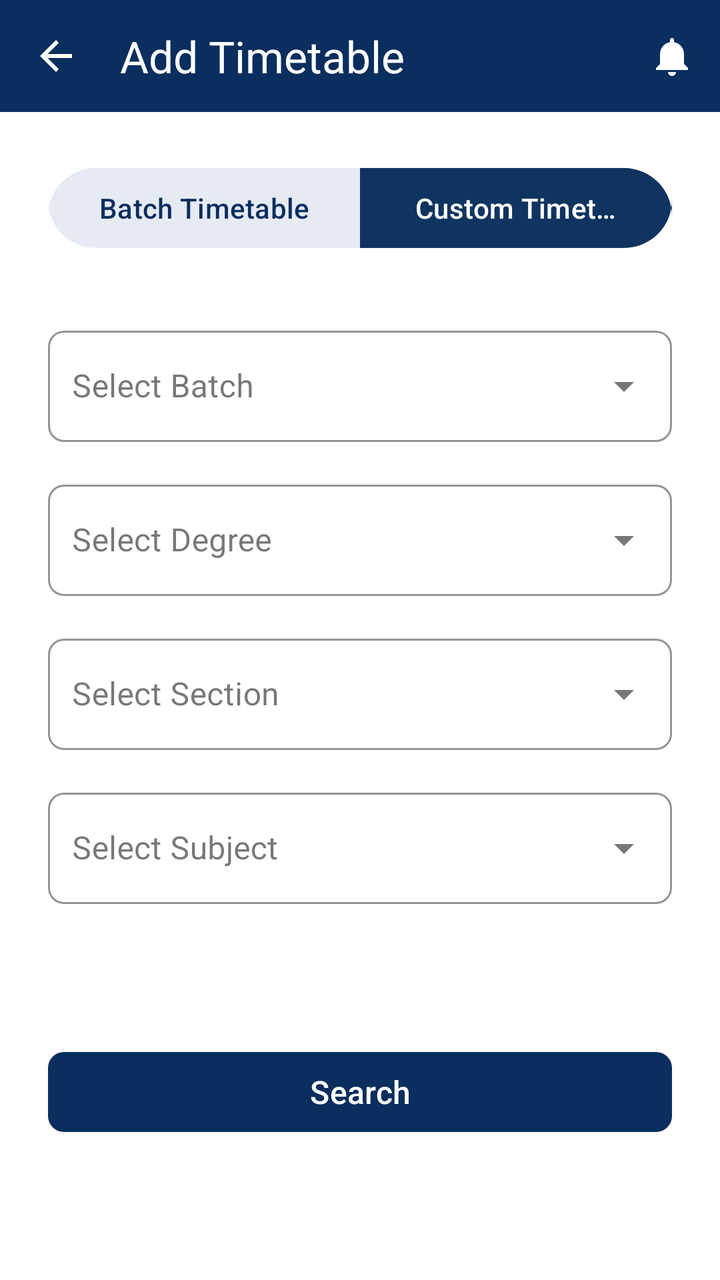
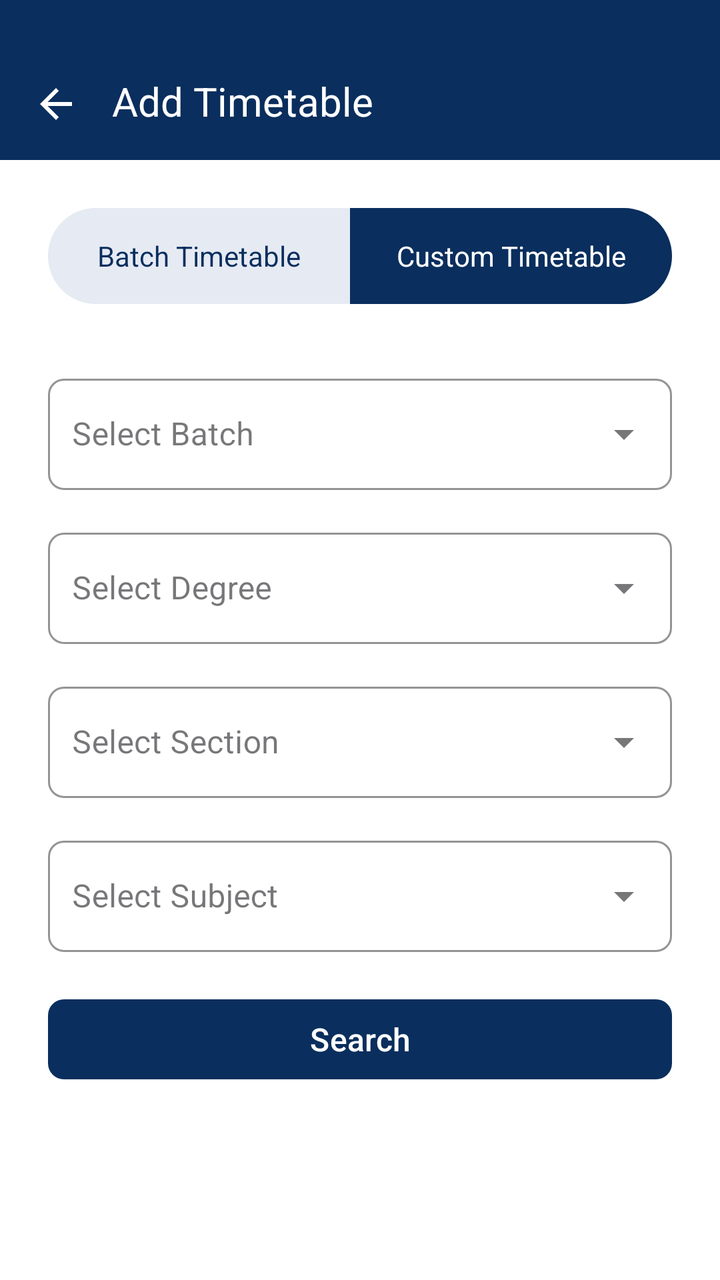

Two renders of the same Android screen: before a commit and after it. Below are the layout's source before the change and the commit's diff.
<!-- AndroidManifest.xml: application theme Theme.FASTable -->
<!-- res/layout/activity_custom_timetable.xml -->
<?xml version="1.0" encoding="utf-8"?>
<androidx.constraintlayout.widget.ConstraintLayout
    xmlns:android="http://schemas.android.com/apk/res/android"
    xmlns:app="http://schemas.android.com/apk/res-auto"
    xmlns:tools="http://schemas.android.com/tools"
    android:layout_width="match_parent"
    android:layout_height="match_parent"
    android:background="#FFFFFF"
    tools:context=".CustomTimetable">

    
    <androidx.appcompat.widget.Toolbar
        android:id="@+id/toolbar"
        android:layout_width="0dp"
        android:layout_height="56dp"
        android:background="#0A2E5D"
        app:title="@string/add_timetable"
        app:titleTextColor="@android:color/white"
        app:navigationIcon="@drawable/ic_arrow_back"
        app:menu="@menu/top_app_bar_menu"
        app:layout_constraintTop_toTopOf="parent"
        app:layout_constraintStart_toStartOf="parent"
        app:layout_constraintEnd_toEndOf="parent" />

    
    <com.google.android.material.button.MaterialButtonToggleGroup
        android:id="@+id/toggleGroup"
        android:layout_width="0dp"
        android:layout_height="48dp"
        android:layout_marginTop="24dp"
        android:layout_marginHorizontal="24dp"
        app:layout_constraintTop_toBottomOf="@id/toolbar"
        app:layout_constraintStart_toStartOf="parent"
        app:layout_constraintEnd_toEndOf="parent"
        app:singleSelection="true">

        <com.google.android.material.button.MaterialButton
            android:id="@+id/btnBatchTimetable"
            android:layout_width="0dp"
            android:layout_height="match_parent"
            android:layout_weight="1"
            android:text="@string/batch_timetable"
            android:textSize="14sp"
            android:checkable="true"
            app:cornerRadius="24dp"
            app:backgroundTint="@drawable/toggle_button_selector"
            android:textColor="@drawable/toggle_text_selector"
            app:strokeColor="#E6EAF3"
            app:strokeWidth="0dp" />

        <com.google.android.material.button.MaterialButton
            android:id="@+id/btnCustomTimetable"
            android:layout_width="0dp"
            android:layout_height="match_parent"
            android:layout_weight="1"
            android:text="@string/custom_timetable"
            android:textSize="14sp"
            android:checkable="true"
            app:cornerRadius="24dp"
            app:backgroundTint="@color/navy"
            android:textColor="@color/white"
            app:strokeColor="#E6EAF3"
            app:strokeWidth="0dp" />

    </com.google.android.material.button.MaterialButtonToggleGroup>

    
    <com.google.android.material.textfield.TextInputLayout
        android:id="@+id/dropdownBatch"
        style="@style/Widget.MaterialComponents.TextInputLayout.OutlinedBox.ExposedDropdownMenu"
        android:layout_width="0dp"
        android:layout_height="wrap_content"
        android:hint="@string/select_batch"
        android:layout_marginHorizontal="24dp"
        android:layout_marginTop="32dp"
        app:boxCornerRadiusTopStart="8dp"
        app:boxCornerRadiusTopEnd="8dp"
        app:boxCornerRadiusBottomStart="8dp"
        app:boxCornerRadiusBottomEnd="8dp"
        app:boxStrokeColor="#B0B0B0"
        app:layout_constraintTop_toBottomOf="@id/toggleGroup"
        app:layout_constraintStart_toStartOf="parent"
        app:layout_constraintEnd_toEndOf="parent">

        <AutoCompleteTextView
            android:id="@+id/autoBatch"
            android:layout_width="match_parent"
            android:layout_height="wrap_content"
            android:inputType="none"
            android:textColor="#000000"
            android:paddingStart="12dp"
            android:paddingEnd="12dp"
            android:drawablePadding="8dp"/>
    </com.google.android.material.textfield.TextInputLayout>

    
    <com.google.android.material.textfield.TextInputLayout
        android:id="@+id/dropdownDegree"
        style="@style/Widget.MaterialComponents.TextInputLayout.OutlinedBox.ExposedDropdownMenu"
        android:layout_width="0dp"
        android:layout_height="wrap_content"
        android:hint="@string/select_degree"
        android:layout_marginHorizontal="24dp"
        android:layout_marginTop="16dp"
        app:boxCornerRadiusTopStart="8dp"
        app:boxCornerRadiusTopEnd="8dp"
        app:boxCornerRadiusBottomStart="8dp"
        app:boxCornerRadiusBottomEnd="8dp"
        app:boxStrokeColor="#B0B0B0"
        app:layout_constraintTop_toBottomOf="@id/dropdownBatch"
        app:layout_constraintStart_toStartOf="parent"
        app:layout_constraintEnd_toEndOf="parent">

        <AutoCompleteTextView
            android:id="@+id/autoDegree"
            android:layout_width="match_parent"
            android:layout_height="wrap_content"
            android:inputType="none"
            android:textColor="#000000"
            android:paddingStart="12dp"
            android:paddingEnd="12dp"
            android:drawablePadding="8dp"/>
    </com.google.android.material.textfield.TextInputLayout>

    
    <com.google.android.material.textfield.TextInputLayout
        android:id="@+id/dropdownSection"
        style="@style/Widget.MaterialComponents.TextInputLayout.OutlinedBox.ExposedDropdownMenu"
        android:layout_width="0dp"
        android:layout_height="wrap_content"
        android:hint="@string/select_section"
        android:layout_marginHorizontal="24dp"
        android:layout_marginTop="16dp"
        app:boxCornerRadiusTopStart="8dp"
        app:boxCornerRadiusTopEnd="8dp"
        app:boxCornerRadiusBottomStart="8dp"
        app:boxCornerRadiusBottomEnd="8dp"
        app:boxStrokeColor="#B0B0B0"
        app:layout_constraintTop_toBottomOf="@id/dropdownDegree"
        app:layout_constraintStart_toStartOf="parent"
        app:layout_constraintEnd_toEndOf="parent">

        <AutoCompleteTextView
            android:id="@+id/autoSection"
            android:layout_width="match_parent"
            android:layout_height="wrap_content"
            android:inputType="none"
            android:textColor="#000000"
            android:paddingStart="12dp"
            android:paddingEnd="12dp"
            android:drawablePadding="8dp"/>
    </com.google.android.material.textfield.TextInputLayout>

    
    <com.google.android.material.textfield.TextInputLayout
        android:id="@+id/dropdownSubject"
        style="@style/Widget.MaterialComponents.TextInputLayout.OutlinedBox.ExposedDropdownMenu"
        android:layout_width="0dp"
        android:layout_height="wrap_content"
        android:hint="@string/select_subject"
        android:layout_marginHorizontal="24dp"
        android:layout_marginTop="16dp"
        app:boxCornerRadiusTopStart="8dp"
        app:boxCornerRadiusTopEnd="8dp"
        app:boxCornerRadiusBottomStart="8dp"
        app:boxCornerRadiusBottomEnd="8dp"
        app:boxStrokeColor="#B0B0B0"
        app:layout_constraintTop_toBottomOf="@id/dropdownSection"
        app:layout_constraintStart_toStartOf="parent"
        app:layout_constraintEnd_toEndOf="parent">

        <AutoCompleteTextView
            android:id="@+id/autoSubject"
            android:layout_width="match_parent"
            android:layout_height="wrap_content"
            android:inputType="none"
            android:textColor="#000000"
            android:paddingStart="12dp"
            android:paddingEnd="12dp"
            android:drawablePadding="8dp"/>
    </com.google.android.material.textfield.TextInputLayout>

    
    <com.google.android.material.button.MaterialButton
        android:id="@+id/btnSearch"
        android:layout_width="0dp"
        android:layout_height="48dp"
        android:text="@string/search"
        android:textColor="@android:color/white"
        android:textSize="16sp"
        android:layout_marginHorizontal="24dp"
        android:layout_marginTop="24dp"
        android:layout_marginBottom="24dp"
        app:cornerRadius="8dp"
        app:backgroundTint="#0A2E5D"
        app:layout_constraintTop_toBottomOf="@id/dropdownSubject"
        app:layout_constraintStart_toStartOf="parent"
        app:layout_constraintEnd_toEndOf="parent"
        app:layout_constraintBottom_toBottomOf="parent"/>
</androidx.constraintlayout.widget.ConstraintLayout>
<!-- resources referenced by this layout -->
<resources>
  <color name="navy">#0F3460</color>
  <color name="white">#FFFFFFFF</color>
  <!-- drawable ic_arrow_back (drawable) -->
  <vector xmlns:android="http://schemas.android.com/apk/res/android"
      android:width="24dp"
      android:height="24dp"
      android:viewportWidth="24"
      android:viewportHeight="24">
      <path
          android:fillColor="#FFFFFFFF"
          android:pathData="M20,11H7.83l5.59-5.59L12,4l-8,8 8,8 1.41-1.41L7.83,13H20v-2z" />
  </vector>
  <!-- drawable toggle_button_selector (drawable) -->
  <?xml version="1.0" encoding="utf-8"?>
  <selector xmlns:android="http://schemas.android.com/apk/res/android">
      <item android:color="#0A2E5D" android:state_checked="true"/>
      <item android:color="#E6EAF3"/>
  </selector>
  <!-- drawable toggle_text_selector (drawable) -->
  <?xml version="1.0" encoding="utf-8"?>
  <selector xmlns:android="http://schemas.android.com/apk/res/android">
      <item android:color="@android:color/white" android:state_checked="true"/>
      <item android:color="#0A2E5D"/>
  </selector>
  <string name="add_timetable">Add Timetable</string>
  <string name="batch_timetable">Batch Timetable</string>
  <string name="custom_timetable">Custom Timetable</string>
  <string name="search">Search</string>
  <string name="select_batch">Select Batch</string>
  <string name="select_degree">Select Degree</string>
  <string name="select_section">Select Section</string>
  <string name="select_subject">Select Subject</string>
  <style name="Theme.FASTable" parent="Base.Theme.FASTable" />
  <style name="Base.Theme.FASTable" parent="Theme.Material3.DayNight.NoActionBar">
          
          
      </style>
</resources>

<!-- the commit's change to res/layout/activity_custom_timetable.xml (unified diff, before → after) -->
@@ -9,60 +9,72 @@
     tools:context=".CustomTimetable">
 
     
-    <androidx.appcompat.widget.Toolbar
-        android:id="@+id/toolbar"
-        android:layout_width="0dp"
-        android:layout_height="56dp"
+    <View
+        android:id="@+id/topBar"
+        android:layout_width="match_parent"
+        android:layout_height="80dp"
         android:background="#0A2E5D"
-        app:title="@string/add_timetable"
-        app:titleTextColor="@android:color/white"
-        app:navigationIcon="@drawable/ic_arrow_back"
-        app:menu="@menu/top_app_bar_menu"
-        app:layout_constraintTop_toTopOf="parent"
-        app:layout_constraintStart_toStartOf="parent"
-        app:layout_constraintEnd_toEndOf="parent" />
-
-    
-    <com.google.android.material.button.MaterialButtonToggleGroup
-        android:id="@+id/toggleGroup"
-        android:layout_width="0dp"
+        app:layout_constraintTop_toTopOf="parent" />
+
+    <ImageView
+        android:id="@+id/ivBack"
+        android:layout_width="24dp"
+        android:layout_height="24dp"
+        android:layout_marginStart="16dp"
+        android:layout_marginBottom="16dp"
+        android:src="@drawable/ic_arrow_back"
+        app:layout_constraintBottom_toBottomOf="@id/topBar"
+        app:layout_constraintStart_toStartOf="parent" />
+
+    <TextView
+        android:id="@+id/tvTitle"
+        android:layout_width="wrap_content"
+        android:layout_height="wrap_content"
+        android:text="Add Timetable"
+        android:textColor="@android:color/white"
+        android:textSize="20sp"
+        android:layout_marginBottom="16dp"
+        app:layout_constraintBottom_toBottomOf="@id/topBar"
+        app:layout_constraintStart_toEndOf="@id/ivBack"
+        android:layout_marginStart="16dp"/>
+
+
+
+    
+    <LinearLayout
+        android:id="@+id/tabContainer"
+        android:layout_width="match_parent"
         android:layout_height="48dp"
         android:layout_marginTop="24dp"
         android:layout_marginHorizontal="24dp"
-        app:layout_constraintTop_toBottomOf="@id/toolbar"
-        app:layout_constraintStart_toStartOf="parent"
-        app:layout_constraintEnd_toEndOf="parent"
-        app:singleSelection="true">
-
-        <com.google.android.material.button.MaterialButton
-            android:id="@+id/btnBatchTimetable"
+        android:background="@drawable/toggle_background"
+        android:orientation="horizontal"
+        app:layout_constraintTop_toBottomOf="@id/topBar"
+        app:layout_constraintStart_toStartOf="parent"
+        app:layout_constraintEnd_toEndOf="parent">
+
+        <TextView
+            android:id="@+id/tvBatchTimetable"
             android:layout_width="0dp"
             android:layout_height="match_parent"
             android:layout_weight="1"
-            android:text="@string/batch_timetable"
+            android:gravity="center"
+            android:text="Batch Timetable"
+            android:textColor="#0A2E5D"
             android:textSize="14sp"
-            android:checkable="true"
-            app:cornerRadius="24dp"
-            app:backgroundTint="@drawable/toggle_button_selector"
-            android:textColor="@drawable/toggle_text_selector"
-            app:strokeColor="#E6EAF3"
-            app:strokeWidth="0dp" />
-
-        <com.google.android.material.button.MaterialButton
-            android:id="@+id/btnCustomTimetable"
-            android:layout_width="0dp"
+            android:background="@drawable/unselected_tab_left"/>
+
+        <TextView
+            android:id="@+id/tvCustomTimetable"
+            android:layout_width="10dp"
             android:layout_height="match_parent"
             android:layout_weight="1"
-            android:text="@string/custom_timetable"
+            android:gravity="center"
+            android:text="Custom Timetable"
+            android:textColor="#FFFFFF"
             android:textSize="14sp"
-            android:checkable="true"
-            app:cornerRadius="24dp"
-            app:backgroundTint="@color/navy"
-            android:textColor="@color/white"
-            app:strokeColor="#E6EAF3"
-            app:strokeWidth="0dp" />
-
-    </com.google.android.material.button.MaterialButtonToggleGroup>
+            android:background="@drawable/selected_tab_right"/>
+    </LinearLayout>
 
     
     <com.google.android.material.textfield.TextInputLayout
@@ -78,7 +90,7 @@
         app:boxCornerRadiusBottomStart="8dp"
         app:boxCornerRadiusBottomEnd="8dp"
         app:boxStrokeColor="#B0B0B0"
-        app:layout_constraintTop_toBottomOf="@id/toggleGroup"
+        app:layout_constraintTop_toBottomOf="@id/tabContainer"
         app:layout_constraintStart_toStartOf="parent"
         app:layout_constraintEnd_toEndOf="parent">
 
@@ -179,6 +191,9 @@
             android:paddingEnd="12dp"
             android:drawablePadding="8dp"/>
     </com.google.android.material.textfield.TextInputLayout>
+    ```
+
+
 
     
     <com.google.android.material.button.MaterialButton
@@ -193,7 +208,7 @@
         android:layout_marginBottom="24dp"
         app:cornerRadius="8dp"
         app:backgroundTint="#0A2E5D"
-        app:layout_constraintTop_toBottomOf="@id/dropdownSubject"
+        app:layout_constraintTop_toBottomOf="@id/dropdownSection"
         app:layout_constraintStart_toStartOf="parent"
         app:layout_constraintEnd_toEndOf="parent"
         app:layout_constraintBottom_toBottomOf="parent"/>
<!-- resource entries referenced after the edit -->
@@ -1,7 +1,5 @@
 <!-- resources referenced by this layout -->
 <resources>
-  <color name="navy">#0F3460</color>
-  <color name="white">#FFFFFFFF</color>
   <!-- drawable ic_arrow_back (drawable) -->
   <vector xmlns:android="http://schemas.android.com/apk/res/android"
       android:width="24dp"
@@ -12,21 +10,24 @@
           android:fillColor="#FFFFFFFF"
           android:pathData="M20,11H7.83l5.59-5.59L12,4l-8,8 8,8 1.41-1.41L7.83,13H20v-2z" />
   </vector>
-  <!-- drawable toggle_button_selector (drawable) -->
-  <?xml version="1.0" encoding="utf-8"?>
-  <selector xmlns:android="http://schemas.android.com/apk/res/android">
-      <item android:color="#0A2E5D" android:state_checked="true"/>
-      <item android:color="#E6EAF3"/>
-  </selector>
-  <!-- drawable toggle_text_selector (drawable) -->
-  <?xml version="1.0" encoding="utf-8"?>
-  <selector xmlns:android="http://schemas.android.com/apk/res/android">
-      <item android:color="@android:color/white" android:state_checked="true"/>
-      <item android:color="#0A2E5D"/>
-  </selector>
-  <string name="add_timetable">Add Timetable</string>
-  <string name="batch_timetable">Batch Timetable</string>
-  <string name="custom_timetable">Custom Timetable</string>
+  <!-- drawable selected_tab_right (drawable) -->
+  <shape xmlns:android="http://schemas.android.com/apk/res/android"
+      android:shape="rectangle">
+      <solid android:color="#0A2E5D"/>
+      <corners android:topRightRadius="24dp" android:bottomRightRadius="24dp"/>
+  </shape>
+  <!-- drawable toggle_background (drawable) -->
+  <shape xmlns:android="http://schemas.android.com/apk/res/android"
+      android:shape="rectangle">
+      <solid android:color="#E6EAF3"/>
+      <corners android:radius="24dp"/>
+  </shape>
+  <!-- drawable unselected_tab_left (drawable) -->
+  <shape xmlns:android="http://schemas.android.com/apk/res/android"
+      android:shape="rectangle">
+      <solid android:color="#E6EAF3"/>
+      <corners android:topLeftRadius="24dp" android:bottomLeftRadius="24dp"/>
+  </shape>
   <string name="search">Search</string>
   <string name="select_batch">Select Batch</string>
   <string name="select_degree">Select Degree</string>
